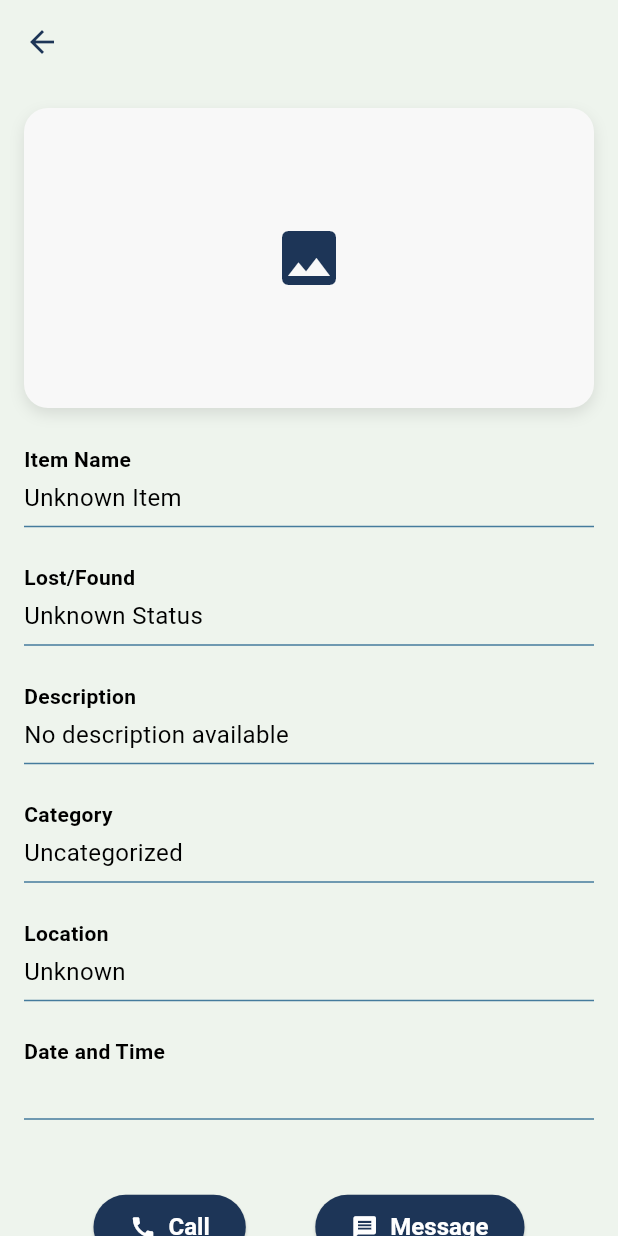
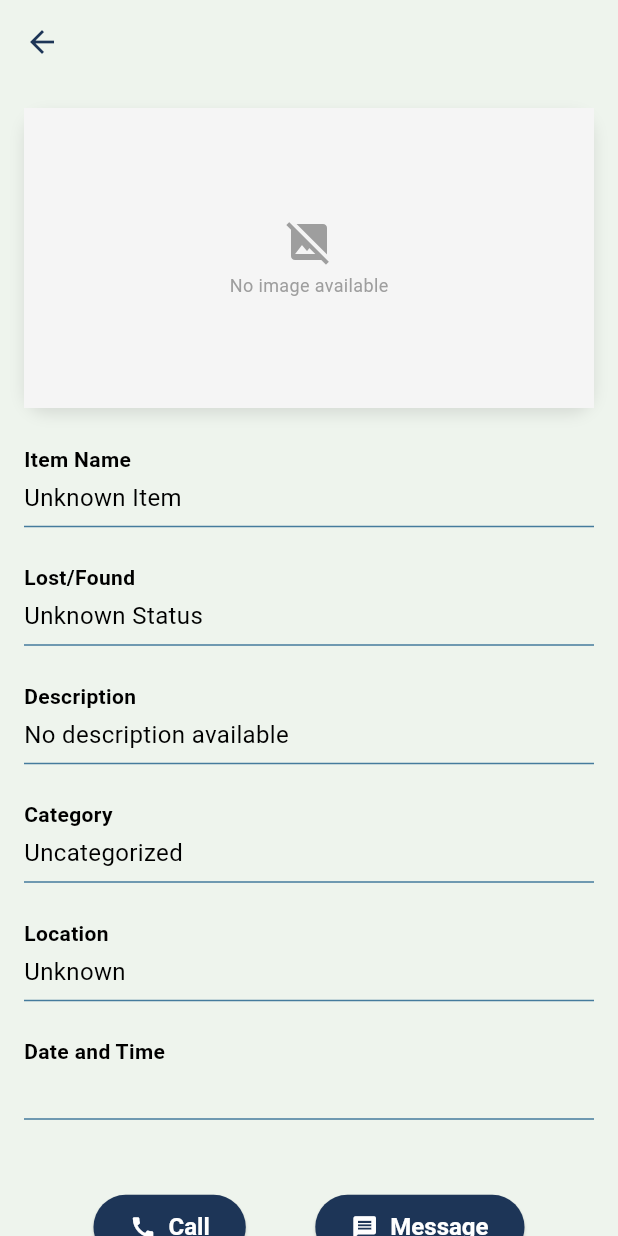
Before and after one commit to Yassin1-prog/LostandFound, a Flutter app: the ItemDetails screen opened by its route, on a phone screen of 412 x 824 dp. Run offline on Flutter 3.47's test engine with Material 3 defaults, Android fonts, the phone set to English and light mode, and no system bars; our stand-ins replace appwrite, cached_network_image, cloud_firestore, firebase_auth, firebase_core, image_picker; accounts and stored records are empty.

Commit message:
image preview

```diff
--- a/lib/ui/homepage.dart
+++ b/lib/ui/homepage.dart
@@ -54,7 +54,7 @@ class _HomePageState extends State<HomePage> {
       'category': report.category,
       'location': report.location,
       'dateTime': DateFormat('dd/MM/yyyy').format(report.date),
-      'imageUrl': '', // Placeholder for image URL
+      'imageUrl': report.imageUrl, // Placeholder for image URL
     });
   }
 
--- a/lib/ui/itemdetails.dart
+++ b/lib/ui/itemdetails.dart
@@ -65,11 +65,26 @@ class ItemDetails extends StatelessWidget {
                             width: double.infinity,
                           ),
                         )
-                      : const Center(
-                          child: Icon(
-                            Icons.image,
-                            size: 48,
-                            color: AppColors.primary,
+                      : Container(
+                          width: double.infinity,
+                          color: Colors.grey[100],
+                          child: const Column(
+                            mainAxisAlignment: MainAxisAlignment.center,
+                            children: [
+                              Icon(
+                                Icons.image_not_supported,
+                                color: Colors.grey,
+                                size: 32,
+                              ),
+                              SizedBox(height: 4),
+                              Text(
+                                'No image available',
+                                style: TextStyle(
+                                  color: Colors.grey,
+                                  fontSize: 12,
+                                ),
+                              ),
+                            ],
                           ),
                         ),
                 ),
--- a/lib/ui/items_screen.dart
+++ b/lib/ui/items_screen.dart
@@ -102,7 +102,7 @@ class _ItemsPageState extends State<ItemsPage> {
       'category': report.category,
       'location': report.location,
       'dateTime': DateFormat('dd/MM/yyyy').format(report.date),
-      'imageUrl': '', // Placeholder for image URL
+      'imageUrl': report.imageUrl, // Placeholder for image URL
     });
   }
 
--- a/lib/ui/profile_screen.dart
+++ b/lib/ui/profile_screen.dart
@@ -59,7 +59,7 @@ class _ProfileScreenState extends State<ProfileScreen> {
       'category': report.category,
       'location': report.location,
       'dateTime': DateFormat('dd/MM/yyyy').format(report.date),
-      'imageUrl': '', // Placeholder for image URL
+      'imageUrl': report.imageUrl, // Placeholder for image URL
     });
   }
 
```
Also changed, not shown: lib/services/image_service.dart (+24 -15 lines), lib/ui/components/item_card.dart (+91 -25 lines).
